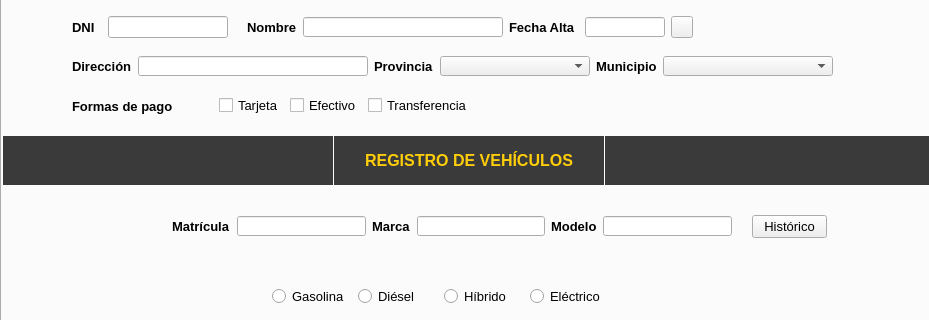
LazaroDeTormes/vazquezgonzalez, file views/venMain.ui: the form before one commit; both pictures show x 0 to 929 and y 139 to 459 of the 929 by 851 pixel window.
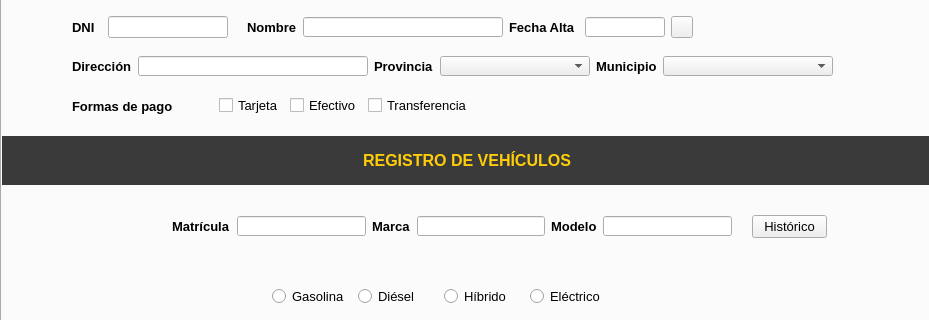
The form after the commit. Icons and pictures are not drawn.

```diff
--- a/views/venMain.ui
+++ b/views/venMain.ui
@@ -992,7 +992,7 @@
         <widget class="QLabel" name="lblTituloVehi">
          <property name="minimumSize">
           <size>
-           <width>165</width>
+           <width>150</width>
            <height>20</height>
           </size>
          </property>
@@ -1031,7 +1031,7 @@
          </property>
          <property name="maximumSize">
           <size>
-           <width>327</width>
+           <width>330</width>
            <height>49</height>
           </size>
          </property>
@@ -1106,7 +1106,7 @@
        <rect>
         <x>10</x>
         <y>250</y>
-        <width>51</width>
+        <width>52</width>
         <height>602</height>
        </rect>
       </property>
```
